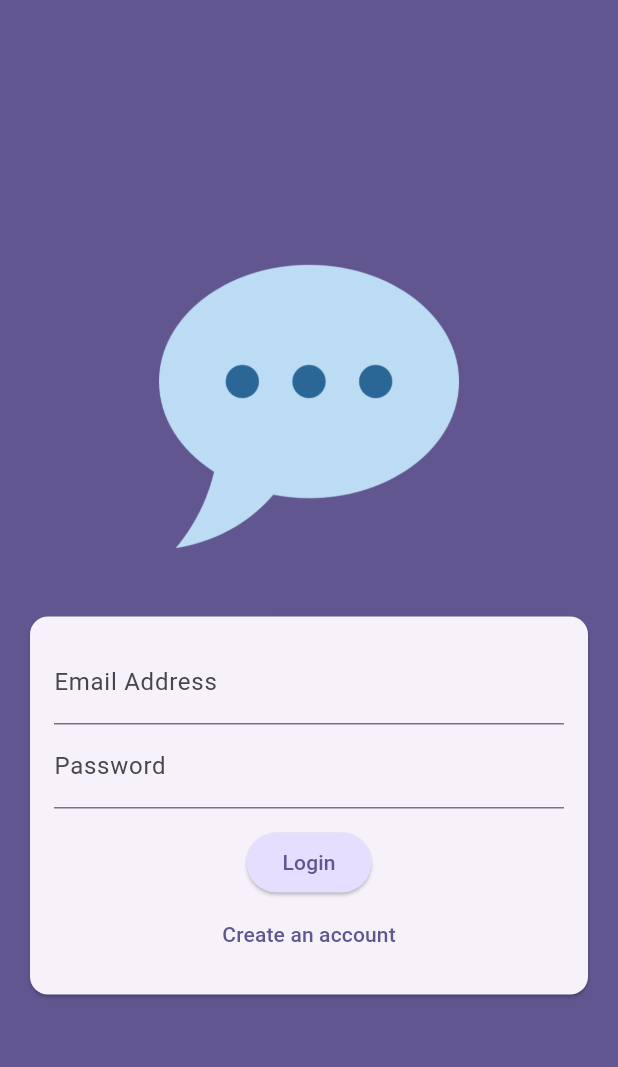
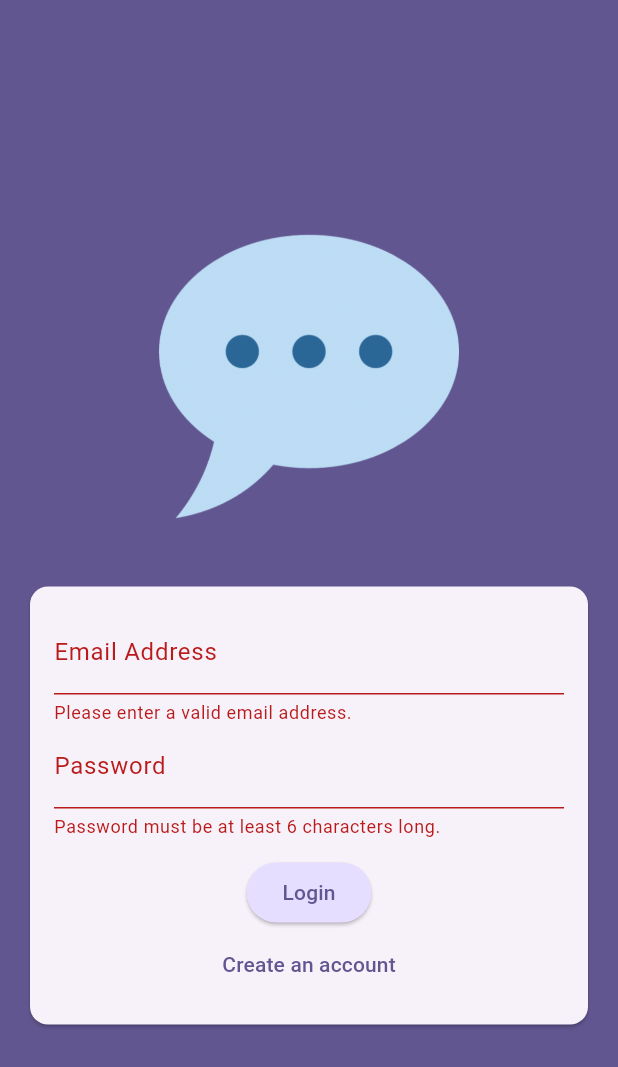
Before and after one commit to ShahanasParapporu/ChatApp, a Flutter app: the screen it shows after launch, after a tap on "Login", on a phone screen of 412 x 824 dp. Shown: the top 1067 px of the screen. Run offline on Flutter 3.47's test engine with Material 3 defaults, Android fonts, the phone set to English and light mode, and no system bars; our stand-ins replace cloud_firestore, firebase_auth, firebase_core, firebase_storage, image_picker; accounts and stored records are empty.

```diff
--- a/lib/main.dart
+++ b/lib/main.dart
@@ -1,7 +1,15 @@
+import 'package:flutter/material.dart';
+import 'package:firebase_auth/firebase_auth.dart';
+import 'package:firebase_core/firebase_core.dart';
+
+import 'package:chat_app/screens/splash.dart';
+import 'package:chat_app/screens/chat.dart';
+import 'firebase_options.dart';
 import 'package:chat_app/screens/auth.dart';
-import 'package:flutter/material.dart';
 
-void main() {
+void main() async {
+  WidgetsFlutterBinding.ensureInitialized();
+  await Firebase.initializeApp(options: DefaultFirebaseOptions.currentPlatform);
   runApp(const App());
 }
 
@@ -18,7 +26,20 @@ class App extends StatelessWidget {
           seedColor: const Color.fromARGB(255, 63, 17, 177),
         ),
       ),
-      home: AuthScreen(),
+      home: StreamBuilder(
+        stream: FirebaseAuth.instance.authStateChanges(),
+        builder: (ctx, snapshot) {
+          if (snapshot.connectionState == ConnectionState.waiting) {
+            return const SplashScreen();
+          }
+
+          if (snapshot.hasData) {
+            return const ChatScreen();
+          }
+
+          return const AuthScreen();
+        },
+      ),
     );
   }
 }
--- a/lib/screens/auth.dart
+++ b/lib/screens/auth.dart
@@ -1,4 +1,12 @@
+import 'dart:io';
+
+import 'package:chat_app/widgets/user_image_picker.dart';
+import 'package:cloud_firestore/cloud_firestore.dart';
+import 'package:firebase_storage/firebase_storage.dart';
 import 'package:flutter/material.dart';
+import 'package:firebase_auth/firebase_auth.dart';
+
+final _firebase = FirebaseAuth.instance;
 
 class AuthScreen extends StatefulWidget {
   const AuthScreen({super.key});
@@ -10,7 +18,67 @@ class AuthScreen extends StatefulWidget {
 }
 
 class _AuthScreenState extends State<AuthScreen> {
+  final _form = GlobalKey<FormState>();
+
   var _isLogin = true;
+  var _enteredEmail = '';
+  var _enteredPassword = '';
+  var _enteredUsername = '';
+  File? _selectedImage;
+  var _isAuthenticating = false;
+
+  void _submit() async {
+    final isValid = _form.currentState!.validate();
+
+    if (!isValid || !_isLogin && _selectedImage == null) {
+      // show error message ...
+      return;
+    }
+
+    _form.currentState!.save();
+
+    try {
+      setState(() {
+        _isAuthenticating = true;
+      });
+      if (_isLogin) {
+        final userCredentials = await _firebase.signInWithEmailAndPassword(
+          email: _enteredEmail,
+          password: _enteredPassword,
+        );
+      } else {
+        final userCredentials = await _firebase.createUserWithEmailAndPassword(
+          email: _enteredEmail,
+          password: _enteredPassword,
+        );
+
+        final storageRef = FirebaseStorage.instance
+            .ref()
+            .child('user_images')
+            .child('${userCredentials.user!.uid}.jpg');
+
+        await storageRef.putFile(_selectedImage!);
+        final imageUrl = await storageRef.getDownloadURL();
+
+        await FirebaseFirestore.instance
+            .collection('users')
+            .doc(userCredentials.user!.uid)
+            .set({
+              'username': _enteredUsername,
+              'email': _enteredEmail,
+              'image_url': imageUrl,
+            });
+      }
+    } on FirebaseAuthException catch (error) {
+      if (error.code == 'email-already-in-use') {
+        // ...
+      }
+      ScaffoldMessenger.of(context).clearSnackBars();
+      ScaffoldMessenger.of(context).showSnackBar(
+        SnackBar(content: Text(error.message ?? 'Authentication failed.')),
+      );
+    }
+  }
 
   @override
   Widget build(BuildContext context) {
@@ -37,9 +105,16 @@ class _AuthScreenState extends State<AuthScreen> {
                   child: Padding(
                     padding: const EdgeInsets.all(16),
                     child: Form(
+                      key: _form,
                       child: Column(
                         mainAxisSize: MainAxisSize.min,
                         children: [
+                          if (!_isLogin)
+                            UserImagePicker(
+                              onPickImage: (pickedImage) {
+                                _selectedImage = pickedImage;
+                              },
+                            ),
                           TextFormField(
                             decoration: const InputDecoration(
                               labelText: 'Email Address',
@@ -47,16 +122,58 @@ class _AuthScreenState extends State<AuthScreen> {
                             keyboardType: TextInputType.emailAddress,
                             autocorrect: false,
                             textCapitalization: TextCapitalization.none,
+                            validator: (value) {
+                              if (value == null ||
+                                  value.trim().isEmpty ||
+                                  !value.contains('@')) {
+                                return 'Please enter a valid email address.';
+                              }
+
+                              return null;
+                            },
+                            onSaved: (value) {
+                              _enteredEmail = value!;
+                            },
+                          ),
+                          if (!_isLogin)
+                            TextFormField(
+                              decoration: const InputDecoration(
+                                labelText: 'Username',
+                              ),
+                              enableSuggestions: false,
+                              validator: (value) {
+                                if (value == null ||
+                                    value.isEmpty ||
+                                    value.trim().length < 4) {
+                                  return 'Please enter at least 4 characters.';
+                                }
+                                return null;
+                              },
+                              onSaved: (value) {
+                                _enteredUsername = value!;
+                              },
                             ),
                           TextFormField(
                             decoration: const InputDecoration(
                               labelText: 'Password',
                             ),
                             obscureText: true,
+                            validator: (value) {
+                              if (value == null || value.trim().length < 6) {
+                                return 'Password must be at least 6 characters long.';
+                              }
+                              return null;
+                            },
+                            onSaved: (value) {
+                              _enteredPassword = value!;
+                            },
                           ),
                           const SizedBox(height: 12),
+                          if (_isAuthenticating)
+                            const CircularProgressIndicator(),
+                          if (!_isAuthenticating)
                             ElevatedButton(
-                            onPressed: () {},
+                              onPressed: _submit,
                               style: ElevatedButton.styleFrom(
                                 backgroundColor:
                                     Theme.of(
@@ -65,6 +182,7 @@ class _AuthScreenState extends State<AuthScreen> {
                               ),
                               child: Text(_isLogin ? 'Login' : 'Signup'),
                             ),
+                          if (!_isAuthenticating)
                             TextButton(
                               onPressed: () {
                                 setState(() {
--- /dev/null
+++ b/lib/screens/splash.dart
@@ -0,0 +1,13 @@
+import 'package:flutter/material.dart';
+
+class SplashScreen extends StatelessWidget {
+  const SplashScreen({super.key});
+
+  @override
+  Widget build(BuildContext context) {
+    return Scaffold(
+      appBar: AppBar(title: const Text('FlutterChat')),
+      body: const Center(child: Text('Loading...')),
+    );
+  }
+}
--- a/pubspec.yaml
+++ b/pubspec.yaml
@@ -34,6 +34,11 @@ dependencies:
   # The following adds the Cupertino Icons font to your application.
   # Use with the CupertinoIcons class for iOS style icons.
   cupertino_icons: ^1.0.8
+  firebase_core: ^3.8.1
+  firebase_auth: ^5.3.4
+  firebase_storage: ^12.3.7
+  image_picker: ^1.1.2
+  cloud_firestore: ^5.5.1
 
 dev_dependencies:
   flutter_test:
```
Also changed, not shown: lib/screens/chat.dart (added, +27 -0 lines), lib/widgets/user_image_picker.dart (added, +59 -0 lines), firebase.json (added), lib/firebase_options.dart (added), pubspec.lock, 12 other files. Lines whose indentation alone changed are shown as unchanged.
